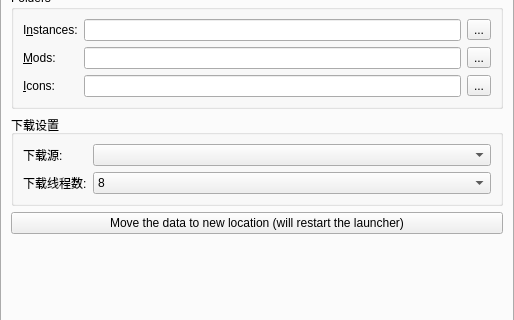
graytoowolf/Launcher-Cracked, file launcher/ui/pages/global/LauncherPage.ui: the form before one commit; both pictures show x 0 to 514 and y 112 to 432 of the 514 by 629 pixel window.
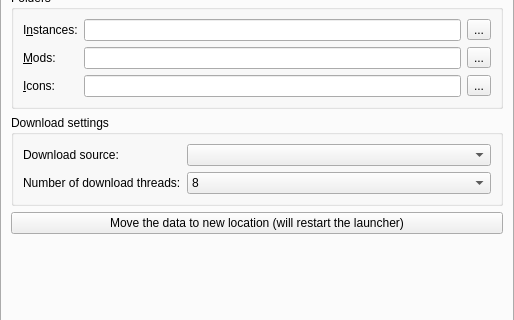
The form after the commit.

```diff
--- a/launcher/ui/pages/global/LauncherPage.ui
+++ b/launcher/ui/pages/global/LauncherPage.ui
@@ -133,7 +133,7 @@
        <item>
         <widget class="QGroupBox" name="groupdownload">
          <property name="title">
-          <string>下载设置</string>
+          <string>Download settings</string>
          </property>
          <layout class="QGridLayout" name="gridLayout_4">
           <item row="1" column="1">
@@ -149,14 +149,14 @@
           <item row="1" column="0">
            <widget class="QLabel" name="labeldownload">
             <property name="text">
-             <string>下载源:</string>
+             <string>Download source:</string>
             </property>
            </widget>
           </item>
           <item row="2" column="0">
            <widget class="QLabel" name="labelthread">
             <property name="text">
-             <string>下载线程数:</string>
+             <string>Number of download threads:</string>
             </property>
            </widget>
           </item>
```
